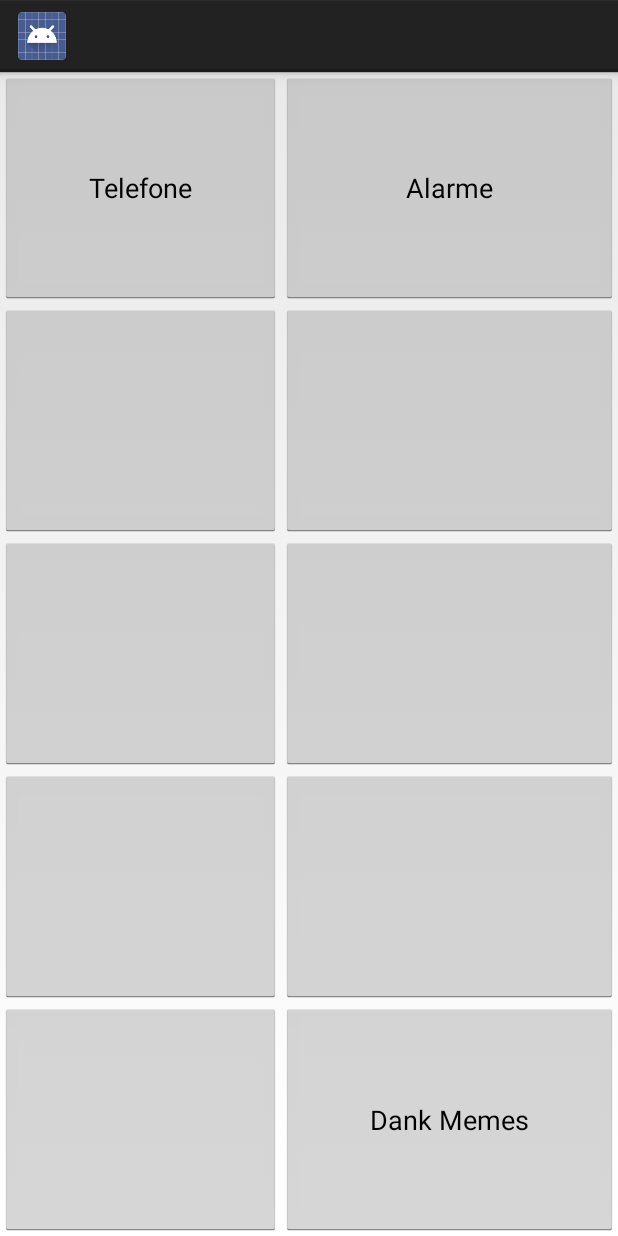
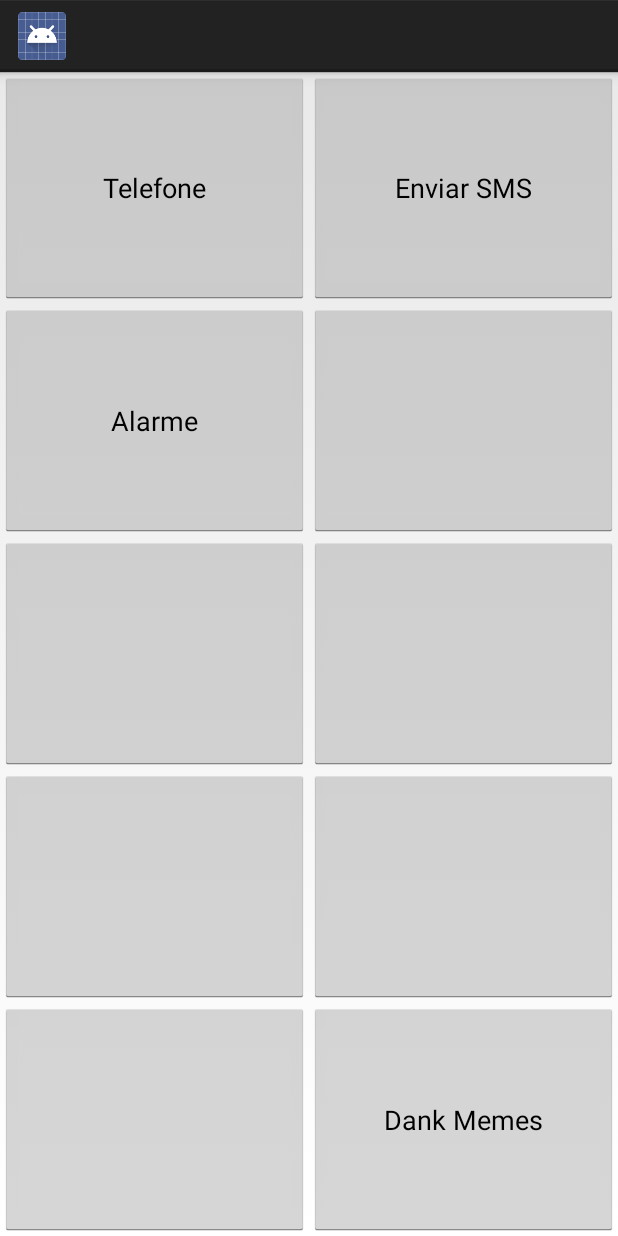
Before and after one commit to Levon27/T1-Android, an Android app: the MainActivity screen opened directly, with no data from a screen before it, on a phone screen of 412 x 824 dp. Run offline under Robolectric (Android 15) with nearby library versions, the phone set to English and light mode, and no system bars; our stand-ins replace ButterKnife.

Commit message:
Tela principal usa LinearLayout

```diff
--- a/app/src/main/java/com/example/a1401587_0/t1/MainActivity.java
+++ b/app/src/main/java/com/example/a1401587_0/t1/MainActivity.java
@@ -32,7 +32,11 @@ public class MainActivity extends Activity {
         startActivity(intent);
     }
 
-
+    @OnClick(R.id.btnSMS)
+    public void Sms(){
+        Intent intent = new Intent(this,MensagemActivity.class);
+        startActivity(intent);
+    }
 
     private void debug(String s){
         Toast.makeText(getApplicationContext(),
--- a/app/src/main/java/com/example/a1401587_0/t1/MensagemActivity.java
+++ b/app/src/main/java/com/example/a1401587_0/t1/MensagemActivity.java
@@ -2,12 +2,24 @@ package com.example.a1401587_0.t1;
 
 import android.app.Activity;
 import android.os.Bundle;
+import android.widget.Button;
+
+import butterknife.BindView;
+import butterknife.ButterKnife;
+import butterknife.OnClick;
 
 public class MensagemActivity extends Activity {
+    @BindView(R.id.btnContato) Button btnContato;
 
     @Override
     protected void onCreate(Bundle savedInstanceState) {
         super.onCreate(savedInstanceState);
         setContentView(R.layout.activity_mensagem);
+        ButterKnife.bind(this);
+    }
+
+    @OnClick(R.id.btnContato)
+    public void procuraContato(){
+
     }
 }
--- a/app/src/main/res/layout/activity_main2.xml
+++ b/app/src/main/res/layout/activity_main2.xml
@@ -1,85 +1,81 @@
 <?xml version="1.0" encoding="utf-8"?>
-<GridLayout xmlns:android="http://schemas.android.com/apk/res/android"
+<LinearLayout xmlns:android="http://schemas.android.com/apk/res/android"
     xmlns:app="http://schemas.android.com/apk/res-auto"
     xmlns:tools="http://schemas.android.com/tools"
     android:layout_width="match_parent"
     android:layout_height="match_parent"
     tools:context="com.example.a1401587_0.t1.MainActivity"
     android:orientation="horizontal"
-    android:rowCount="5"
-    android:columnCount="2">
+   >
+    <LinearLayout
+        android:layout_width="0dp"
+        android:layout_height="match_parent"
+        android:orientation="vertical"
+        android:layout_weight="1">
+        <Button
+            android:layout_height="wrap_content"
+            android:layout_width="match_parent"
+            android:text="Telefone"
+            android:id="@+id/btnTelefone"
+            android:layout_weight="1"
+            />
+        <Button
+            android:layout_height="wrap_content"
+            android:layout_width="match_parent"
+            android:text="Alarme"
+            android:id="@+id/btnAlarme"
+            android:layout_weight="1"
+            />
+        <Button
+            android:layout_height="wrap_content"
+            android:layout_width="match_parent"
+            android:layout_weight="1"
+            />
+        <Button
+            android:layout_height="wrap_content"
+            android:layout_width="match_parent"
+            android:layout_weight="1"
+             />
+        <Button
+            android:layout_height="wrap_content"
+            android:layout_width="match_parent"
+            android:layout_weight="1"
+             />
+    </LinearLayout>
+    <LinearLayout
+        android:layout_width="0dp"
+        android:layout_height="match_parent"
+        android:orientation="vertical"
+        android:layout_weight="1">
+        <Button
+            android:layout_height="wrap_content"
+            android:layout_width="match_parent"
+            android:layout_weight="1"
+            android:text="Enviar SMS"
+            android:id="@+id/btnSMS"
+            />
+        <Button
+            android:layout_height="wrap_content"
+            android:layout_width="match_parent"
+            android:layout_weight="1"
+            />
+        <Button
+            android:layout_height="wrap_content"
+            android:layout_width="match_parent"
+            android:layout_weight="1"
+            />
+        <Button
+            android:layout_height="wrap_content"
+            android:layout_width="match_parent"
+            android:layout_weight="1"
+            />
 
-    <Button
-        android:layout_height="wrap_content"
-        android:layout_width="wrap_content"
-        android:layout_gravity="fill"
-        android:layout_columnWeight="1"
-        android:layout_rowWeight="1"
-        android:text="Telefone"
-        android:id="@+id/btnTelefone"
-        />
-    <Button
-        android:layout_height="wrap_content"
-        android:layout_width="wrap_content"
-        android:layout_gravity="fill"
-        android:layout_columnWeight="1"
-        android:layout_rowWeight="1"
-        android:text="Alarme"
-        android:id="@+id/btnAlarme"
-        />
-    <Button
-        android:layout_height="wrap_content"
-        android:layout_width="wrap_content"
-        android:layout_gravity="fill"
-        android:layout_columnWeight="1"
-        android:layout_rowWeight="1" />
-    <Button
-        android:layout_height="wrap_content"
-        android:layout_width="wrap_content"
-        android:layout_gravity="fill"
-        android:layout_columnWeight="1"
-        android:layout_rowWeight="1" />
-    <Button
-        android:layout_height="wrap_content"
-        android:layout_width="wrap_content"
-        android:layout_gravity="fill"
-        android:layout_columnWeight="1"
-        android:layout_rowWeight="1" />
-    <Button
-        android:layout_height="wrap_content"
-        android:layout_width="wrap_content"
-        android:layout_gravity="fill"
-        android:layout_columnWeight="1"
-        android:layout_rowWeight="1" />
-    <Button
-        android:layout_height="wrap_content"
-        android:layout_width="wrap_content"
-        android:layout_gravity="fill"
-        android:layout_columnWeight="1"
-        android:layout_rowWeight="1" />
-    <Button
-        android:layout_height="wrap_content"
-        android:layout_width="wrap_content"
-        android:layout_gravity="fill"
-        android:layout_columnWeight="1"
-        android:layout_rowWeight="1" />
-    <Button
-        android:layout_height="wrap_content"
-        android:layout_width="wrap_content"
-        android:layout_gravity="fill"
-        android:layout_columnWeight="1"
-        android:layout_rowWeight="1" />
-    <Button
-        android:layout_height="wrap_content"
-        android:layout_width="wrap_content"
-        android:layout_gravity="fill"
-        android:layout_columnWeight="1"
-        android:layout_rowWeight="1"
-        android:text="Dank Memes"
-        android:id="@+id/btnMemes"/>
-
-
-
-
-
-</GridLayout>
+        <Button
+            android:layout_height="wrap_content"
+            android:layout_width="match_parent"
+            android:text="Dank Memes"
+            android:id="@+id/btnMemes"
+            android:layout_weight="1"
+            />
+    </LinearLayout>
+</LinearLayout>
--- a/app/src/main/res/layout/activity_mensagem.xml
+++ b/app/src/main/res/layout/activity_mensagem.xml
@@ -10,15 +10,16 @@
     <LinearLayout
         android:layout_width="match_parent"
         android:layout_height="wrap_content">
+
         <EditText
+            android:id="@+id/etContato"
             android:layout_width="300dp"
             android:layout_height="wrap_content"
             android:layout_marginStart="14dp"
             android:layout_marginTop="12dp"
             android:hint="Escolha um contato"
-            android:id="@+id/etContato"
 
-        />
+            />
 
         <Button
             android:layout_width="match_parent"
```
Also changed, not shown: 2 other files.
